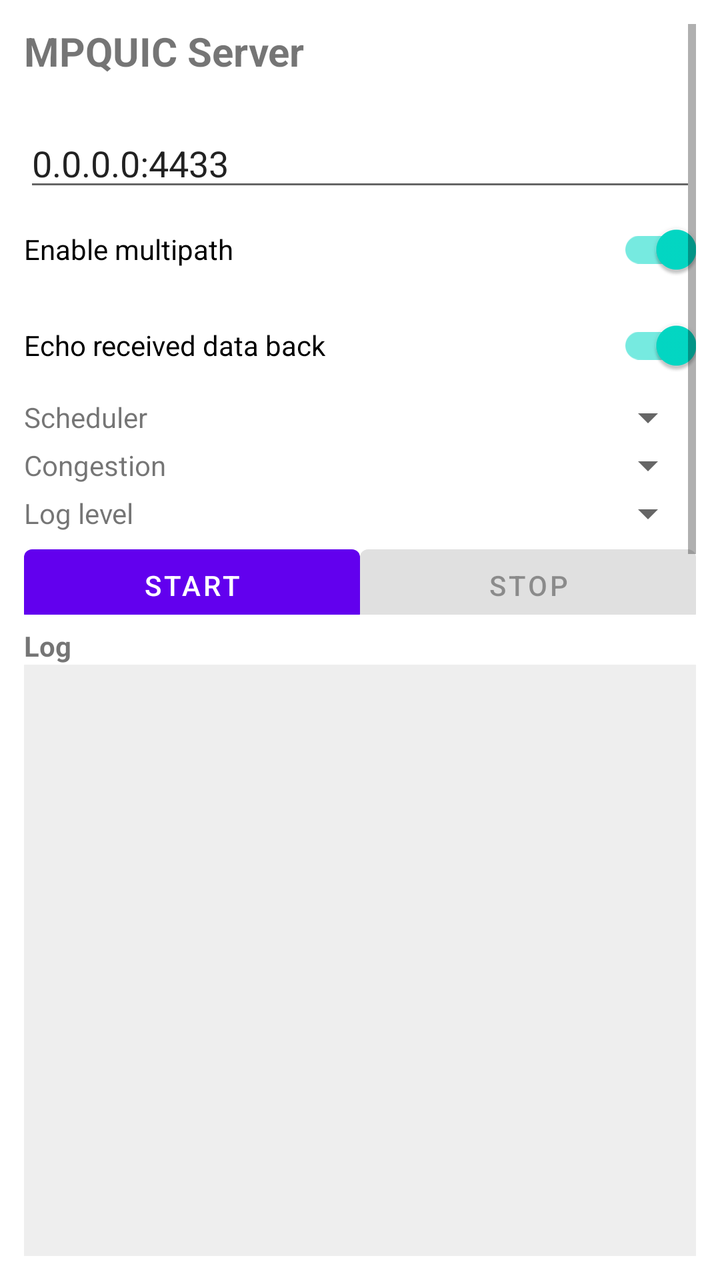
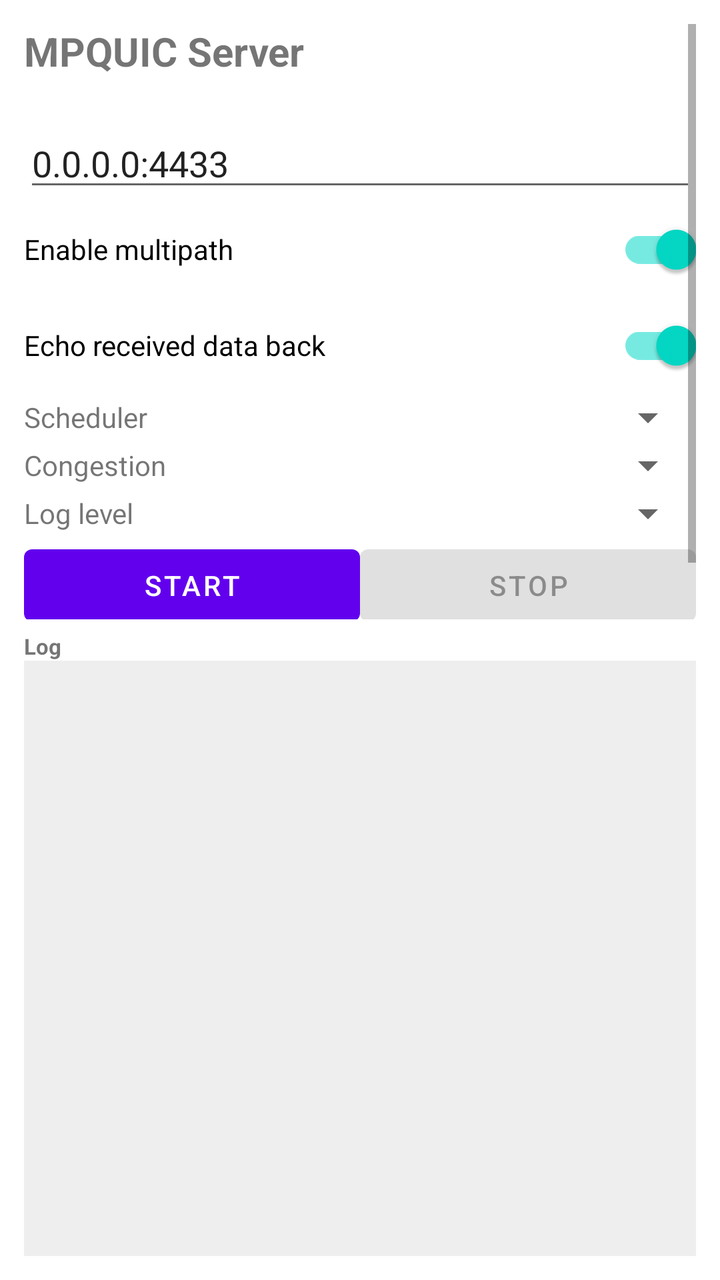

Before-and-after screenshots of an Android layout around one commit, followed by the original layout XML and the change that was made.
<!-- AndroidManifest.xml: application theme Theme.MaterialComponents.DayNight.NoActionBar -->
<!-- res/layout/activity_main.xml -->
<?xml version="1.0" encoding="utf-8"?>
<LinearLayout xmlns:android="http://schemas.android.com/apk/res/android"
    android:layout_width="match_parent"
    android:layout_height="match_parent"
    android:orientation="vertical"
    android:padding="12dp">

    <ScrollView
        android:layout_width="match_parent"
        android:layout_height="0dp"
        android:layout_weight="1">

        <LinearLayout
            android:layout_width="match_parent"
            android:layout_height="wrap_content"
            android:orientation="vertical">

            <TextView
                android:layout_width="wrap_content"
                android:layout_height="wrap_content"
                android:text="MPQUIC Server"
                android:textSize="20sp"
                android:textStyle="bold" />

            <TextView
                android:id="@+id/deviceIps"
                android:layout_width="match_parent"
                android:layout_height="wrap_content"
                android:textSize="12sp"
                android:fontFamily="monospace"
                android:paddingTop="4dp" />

            <EditText
                android:id="@+id/listenAddr"
                android:layout_width="match_parent"
                android:layout_height="wrap_content"
                android:hint="Listen address (ip:port)"
                android:inputType="text"
                android:text="0.0.0.0:4433" />

            <com.google.android.material.switchmaterial.SwitchMaterial
                android:id="@+id/multipathSwitch"
                android:layout_width="match_parent"
                android:layout_height="wrap_content"
                android:checked="true"
                android:text="Enable multipath" />

            <com.google.android.material.switchmaterial.SwitchMaterial
                android:id="@+id/echoSwitch"
                android:layout_width="match_parent"
                android:layout_height="wrap_content"
                android:checked="true"
                android:text="Echo received data back" />

            <LinearLayout
                android:layout_width="match_parent"
                android:layout_height="wrap_content"
                android:orientation="horizontal">

                <TextView
                    android:layout_width="0dp"
                    android:layout_weight="1"
                    android:layout_height="wrap_content"
                    android:layout_gravity="center_vertical"
                    android:text="Scheduler" />

                <Spinner
                    android:id="@+id/mpAlgo"
                    android:layout_width="0dp"
                    android:layout_weight="2"
                    android:layout_height="wrap_content" />
            </LinearLayout>

            <LinearLayout
                android:layout_width="match_parent"
                android:layout_height="wrap_content"
                android:orientation="horizontal">

                <TextView
                    android:layout_width="0dp"
                    android:layout_weight="1"
                    android:layout_height="wrap_content"
                    android:layout_gravity="center_vertical"
                    android:text="Congestion" />

                <Spinner
                    android:id="@+id/ccAlgo"
                    android:layout_width="0dp"
                    android:layout_weight="2"
                    android:layout_height="wrap_content" />
            </LinearLayout>

            <LinearLayout
                android:layout_width="match_parent"
                android:layout_height="wrap_content"
                android:orientation="horizontal">

                <TextView
                    android:layout_width="0dp"
                    android:layout_weight="1"
                    android:layout_height="wrap_content"
                    android:layout_gravity="center_vertical"
                    android:text="Log level" />

                <Spinner
                    android:id="@+id/logLevel"
                    android:layout_width="0dp"
                    android:layout_weight="2"
                    android:layout_height="wrap_content" />
            </LinearLayout>

            <LinearLayout
                android:layout_width="match_parent"
                android:layout_height="wrap_content"
                android:orientation="horizontal">

                <Button
                    android:id="@+id/startBtn"
                    android:layout_width="0dp"
                    android:layout_weight="1"
                    android:layout_height="wrap_content"
                    android:text="Start" />

                <Button
                    android:id="@+id/stopBtn"
                    android:layout_width="0dp"
                    android:layout_weight="1"
                    android:layout_height="wrap_content"
                    android:enabled="false"
                    android:text="Stop" />
            </LinearLayout>

            <TextView
                android:id="@+id/stats"
                android:layout_width="match_parent"
                android:layout_height="wrap_content"
                android:fontFamily="monospace"
                android:textSize="12sp"
                android:paddingTop="8dp"
                android:text="Not running" />
        </LinearLayout>
    </ScrollView>

    <TextView
        android:layout_width="wrap_content"
        android:layout_height="wrap_content"
        android:text="Log"
        android:textStyle="bold"
        android:paddingTop="6dp" />

    <ScrollView
        android:id="@+id/logScroll"
        android:layout_width="match_parent"
        android:layout_height="0dp"
        android:layout_weight="1"
        android:background="#11000000">

        <TextView
            android:id="@+id/log"
            android:layout_width="match_parent"
            android:layout_height="wrap_content"
            android:fontFamily="monospace"
            android:textSize="10sp"
            android:padding="4dp" />
    </ScrollView>
</LinearLayout>
<!-- resources referenced by this layout -->
<resources>

</resources>

<!-- the commit's change to res/layout/activity_main.xml (unified diff, before → after) -->
@@ -142,10 +142,12 @@
     </ScrollView>
 
     <TextView
-        android:layout_width="wrap_content"
+        android:id="@+id/logLabel"
+        android:layout_width="match_parent"
         android:layout_height="wrap_content"
         android:text="Log"
         android:textStyle="bold"
+        android:textSize="11sp"
         android:paddingTop="6dp" />
 
     <ScrollView
@@ -161,6 +163,7 @@
             android:layout_height="wrap_content"
             android:fontFamily="monospace"
             android:textSize="10sp"
-            android:padding="4dp" />
+            android:padding="4dp"
+            android:paddingBottom="32dp" />
     </ScrollView>
 </LinearLayout>
